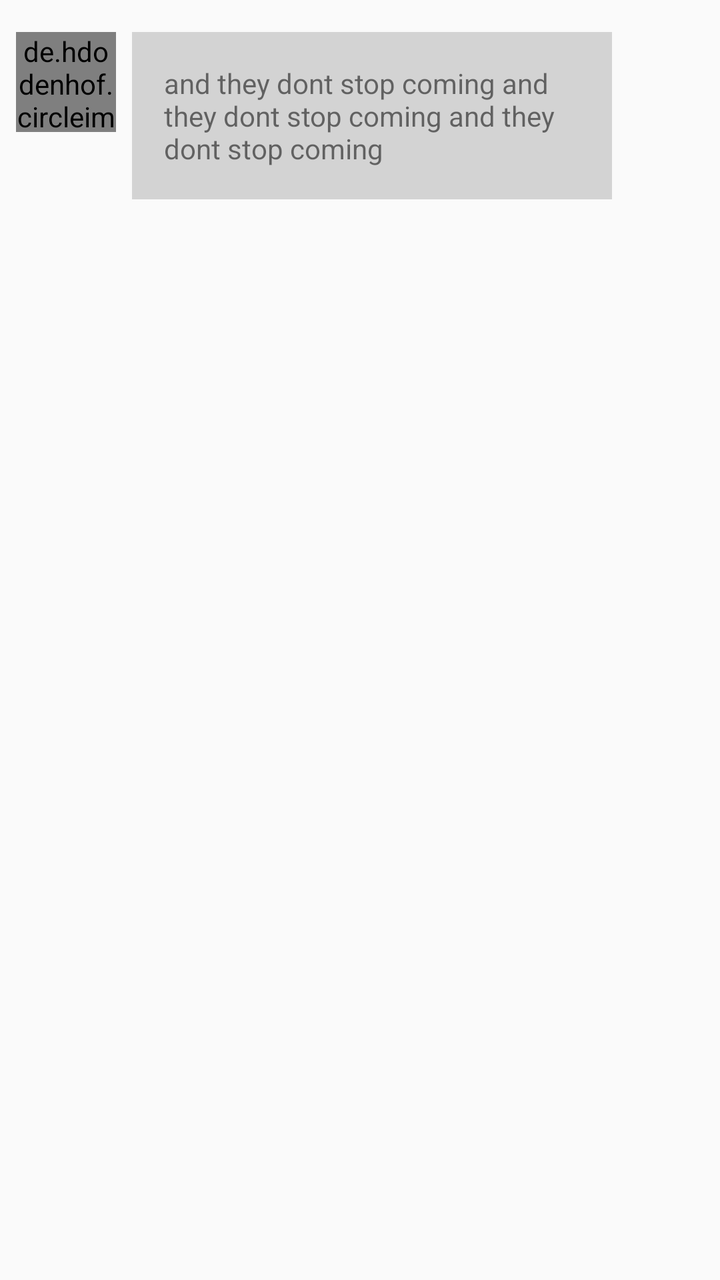
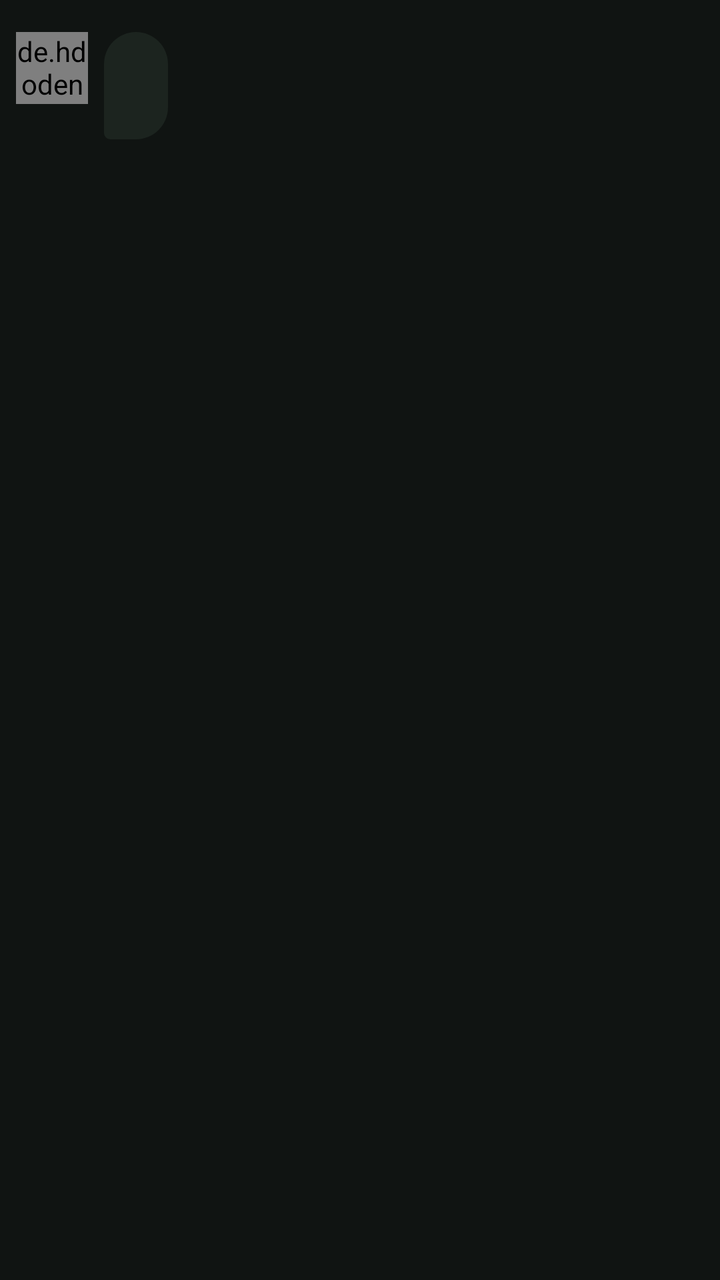

An Android layout rendered at two revisions. The XML below is the earlier revision; the diff shows what the commit changed to produce the second picture.
<!-- AndroidManifest.xml: application theme AppTheme.NoActionBar -->
<!-- res/layout/chat_from_row.xml -->
<?xml version="1.0" encoding="utf-8"?>
<androidx.constraintlayout.widget.ConstraintLayout
    xmlns:android="http://schemas.android.com/apk/res/android"
    xmlns:app="http://schemas.android.com/apk/res-auto"
    xmlns:tools="http://schemas.android.com/tools"
    android:layout_width="match_parent"
    android:layout_marginBottom="16dp"
    android:layout_height="wrap_content">

    <TextView
        android:id="@+id/textViewFrom"
        android:layout_width="wrap_content"
        android:layout_height="wrap_content"
        android:layout_marginStart="8dp"
        android:background="@color/darkGrey"
        android:maxWidth="240dp"
        android:padding="16dp"
        android:text="and they dont stop coming and they dont stop coming and they dont stop coming"
        app:layout_constraintStart_toEndOf="@+id/imageViewFrom"
        app:layout_constraintTop_toTopOf="@+id/imageViewFrom" />

    <de.hdodenhof.circleimageview.CircleImageView
        android:id="@+id/imageViewFrom"
        android:layout_width="50dp"
        android:layout_height="50dp"
        android:layout_marginStart="8dp"
        android:layout_marginTop="16dp"
        app:layout_constraintStart_toStartOf="parent"
        app:layout_constraintTop_toTopOf="parent"
        app:srcCompat="@drawable/defaultpic" />

</androidx.constraintlayout.widget.ConstraintLayout>
<!-- resources referenced by this layout -->
<resources>
  <color name="darkGrey">#D3D3D3</color>
  <!-- drawable defaultpic: png bitmap (drawable, 3185 bytes) -->
  <style name="AppTheme.NoActionBar" parent="Theme.AppCompat.Light.DarkActionBar">
          <item name="colorPrimary">@color/colorPrimary</item>
      </style>
  <color name="colorPrimary">#6200EE</color>
</resources>

<!-- the commit's change to res/layout/chat_from_row.xml (unified diff, before → after) -->
@@ -1,32 +1,5 @@
-<?xml version="1.0" encoding="utf-8"?>
-<androidx.constraintlayout.widget.ConstraintLayout
-    xmlns:android="http://schemas.android.com/apk/res/android"
-    xmlns:app="http://schemas.android.com/apk/res-auto"
-    xmlns:tools="http://schemas.android.com/tools"
-    android:layout_width="match_parent"
-    android:layout_marginBottom="16dp"
-    android:layout_height="wrap_content">
-
-    <TextView
-        android:id="@+id/textViewFrom"
-        android:layout_width="wrap_content"
-        android:layout_height="wrap_content"
-        android:layout_marginStart="8dp"
-        android:background="@color/darkGrey"
-        android:maxWidth="240dp"
-        android:padding="16dp"
-        android:text="and they dont stop coming and they dont stop coming and they dont stop coming"
-        app:layout_constraintStart_toEndOf="@+id/imageViewFrom"
-        app:layout_constraintTop_toTopOf="@+id/imageViewFrom" />
-
-    <de.hdodenhof.circleimageview.CircleImageView
-        android:id="@+id/imageViewFrom"
-        android:layout_width="50dp"
-        android:layout_height="50dp"
-        android:layout_marginStart="8dp"
-        android:layout_marginTop="16dp"
-        app:layout_constraintStart_toStartOf="parent"
-        app:layout_constraintTop_toTopOf="parent"
-        app:srcCompat="@drawable/defaultpic" />
-
+﻿<?xml version="1.0" encoding="utf-8"?>
+<androidx.constraintlayout.widget.ConstraintLayout xmlns:android="http://schemas.android.com/apk/res/android" xmlns:app="http://schemas.android.com/apk/res-auto" xmlns:tools="http://schemas.android.com/tools" android:layout_width="match_parent" android:layout_marginBottom="16dp" android:layout_height="wrap_content">
+    <TextView android:id="@+id/textViewFrom" android:layout_width="wrap_content" android:layout_height="wrap_content" android:layout_marginStart="8dp" android:background="@drawable/bubble_in" android:maxWidth="240dp" android:padding="16dp" android:textSize="16sp" android:textColor="@color/white" app:layout_constraintStart_toEndOf="@+id/imageViewFrom" app:layout_constraintTop_toTopOf="@+id/imageViewFrom" />
+    <de.hdodenhof.circleimageview.CircleImageView android:id="@+id/imageViewFrom" android:layout_width="36dp" android:layout_height="36dp" android:layout_marginStart="8dp" android:layout_marginTop="16dp" app:layout_constraintStart_toStartOf="parent" app:layout_constraintTop_toTopOf="parent" app:srcCompat="@drawable/defaultpic" />
 </androidx.constraintlayout.widget.ConstraintLayout>
<!-- resource entries referenced after the edit -->
@@ -1,10 +1,27 @@
 <!-- resources referenced by this layout -->
 <resources>
-  <color name="darkGrey">#D3D3D3</color>
+  <color name="white">#F5F7F2</color>
+  <!-- drawable bubble_in (drawable) -->
+  <shape xmlns:android="http://schemas.android.com/apk/res/android"><solid android:color="@color/surface"/><corners android:radius="20dp" android:bottomLeftRadius="4dp"/></shape>
   <!-- drawable defaultpic: png bitmap (drawable, 3185 bytes) -->
-  <style name="AppTheme.NoActionBar" parent="Theme.AppCompat.Light.DarkActionBar">
+  <style name="AppTheme.NoActionBar" parent="AppTheme" />
+  <color name="surface">#1C241F</color>
+  <style name="AppTheme" parent="Theme.AppCompat.NoActionBar">
           <item name="colorPrimary">@color/colorPrimary</item>
+          <item name="colorPrimaryDark">@color/colorPrimaryDark</item>
+          <item name="colorAccent">@color/colorAccent</item>
+          <item name="android:windowBackground">@color/colorPrimaryDark</item>
+          <item name="android:colorBackground">@color/colorPrimaryDark</item>
+          <item name="android:textColorPrimary">@color/white</item>
+          <item name="android:textColorSecondary">@color/muted</item>
+          <item name="android:fontFamily">sans-serif</item>
+          <item name="android:statusBarColor">@color/colorPrimaryDark</item>
+          <item name="android:navigationBarColor">@color/colorPrimaryDark</item>
+          <item name="android:windowLightStatusBar">false</item>
       </style>
-  <color name="colorPrimary">#6200EE</color>
+  <color name="colorPrimary">#171C1A</color>
+  <color name="colorPrimaryDark">#101412</color>
+  <color name="colorAccent">#D3F86A</color>
+  <color name="muted">#A7B3AA</color>
 </resources>
 
